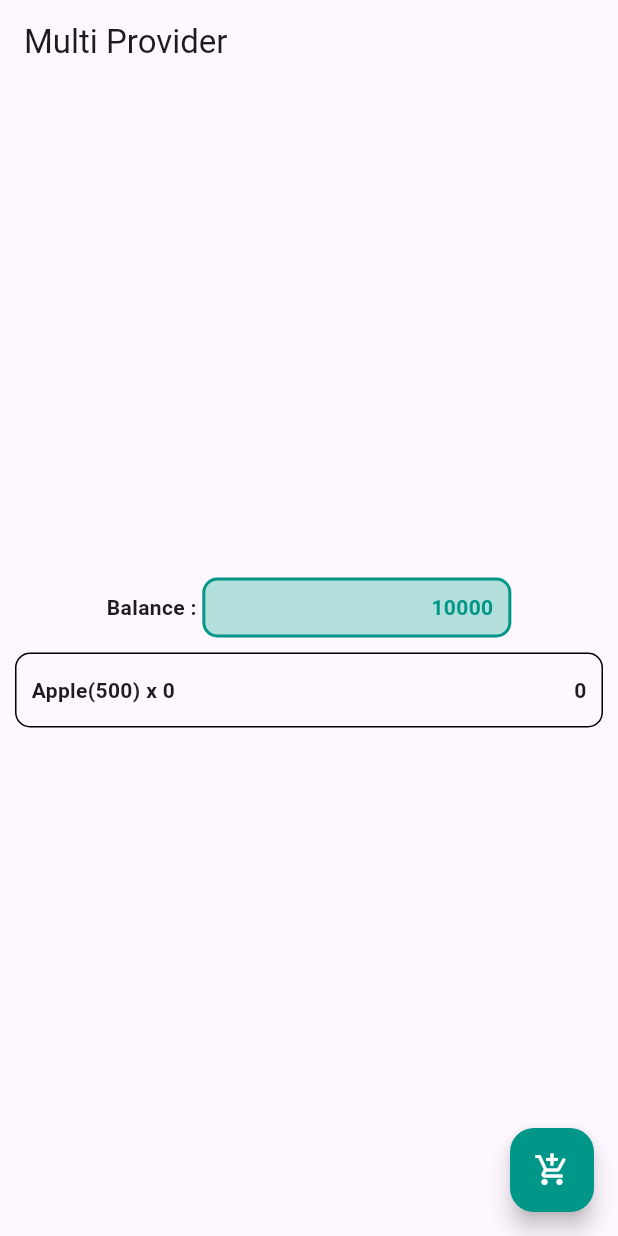
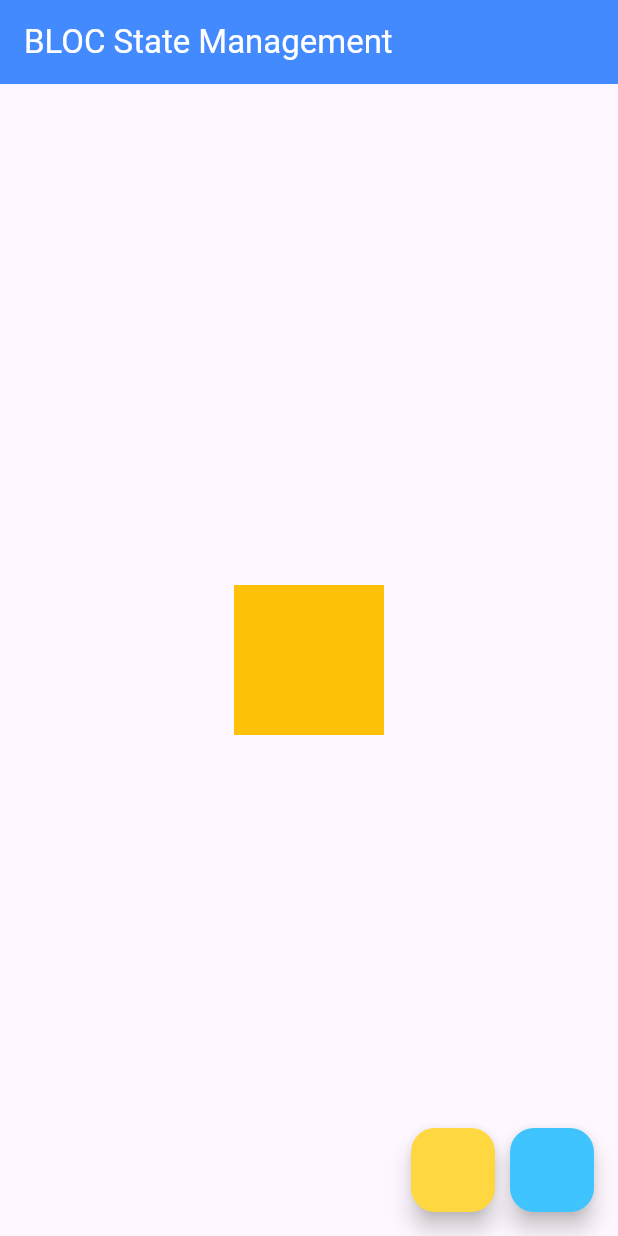
Before and after one commit to RizkyArdiansyahhh/flutter_fundamentals, a Flutter app: the screen it shows after launch, on a phone screen of 412 x 824 dp. Run offline on Flutter 3.47's test engine with Material 3 defaults, Android fonts, the phone set to English and light mode, and no system bars.

Commit message:
bloc state management manual

```diff
--- /dev/null
+++ b/lib/Models/color_bloc.dart
@@ -0,0 +1,39 @@
+import 'dart:async';
+
+import 'package:flutter/material.dart';
+
+enum ColorEvent {
+  toLightBlue,
+  toAmber,
+}
+
+class ColorBloc {
+  Color _color = Colors.amber;
+
+  StreamController<ColorEvent> _eventController =
+      StreamController<ColorEvent>();
+
+  StreamSink<ColorEvent> get eventSink => _eventController.sink;
+
+  StreamController<Color> _stateController = StreamController<Color>();
+  StreamSink<Color> get _stateSink => _stateController.sink;
+  Stream<Color> get stateStream => _stateController.stream;
+
+  void _mapEventToState(ColorEvent colorEvent) {
+    if (colorEvent == ColorEvent.toLightBlue) {
+      _color = Colors.lightBlueAccent;
+    } else {
+      _color = Colors.amber;
+    }
+    _stateSink.add(_color);
+  }
+
+  ColorBloc() {
+    _eventController.stream.listen(_mapEventToState);
+  }
+
+  void dispose() {
+    _eventController.close();
+    _stateController.close();
+  }
+}
--- a/lib/main.dart
+++ b/lib/main.dart
@@ -1,110 +1,70 @@
 import 'package:flutter/material.dart';
-import 'package:flutter_application_2/Models/Money.dart';
-import 'package:flutter_application_2/Models/cart.dart';
+import 'package:flutter_application_2/Models/color_bloc.dart';
 import 'package:provider/provider.dart';
 
 void main() {
   runApp(const MyApp());
 }
 
-class MyApp extends StatelessWidget {
+class MyApp extends StatefulWidget {
   const MyApp({super.key});
+
+  @override
+  State<MyApp> createState() => _MyAppState();
+}
+
+class _MyAppState extends State<MyApp> {
+  @override
+  void dispose() {
+    bloc.dispose();
+    super.dispose();
+  }
+
+  ColorBloc bloc = ColorBloc();
 
   @override
   Widget build(BuildContext context) {
     return MaterialApp(
       debugShowCheckedModeBanner: false,
-      home: MultiProvider(
-        providers: [
-          ChangeNotifierProvider(create: (context) => Cart()),
-          ChangeNotifierProvider(create: (context) => Money())
-        ],
-        child: Scaffold(
-          appBar: AppBar(
-            title: Text("Multi Provider"),
+      home: Scaffold(
+        appBar: AppBar(
+          title: Text(
+            "BLOC State Management",
+            style: TextStyle(color: Colors.white),
           ),
-          body: Center(
-            child: Column(
-              mainAxisAlignment: MainAxisAlignment.center,
-              children: [
-                Row(
-                  mainAxisAlignment: MainAxisAlignment.center,
-                  children: [
-                    Text(
-                      "Balance : ",
-                      style: TextStyle(fontWeight: FontWeight.w700),
-                    ),
-                    Container(
-                      width: MediaQuery.of(context).size.width / 2,
-                      height: 40,
-                      padding: EdgeInsets.symmetric(horizontal: 10),
-                      decoration: BoxDecoration(
-                        border: Border.all(
-                          color: Colors.teal,
-                          width: 2,
-                        ),
-                        borderRadius: BorderRadius.circular(10),
-                        color: Colors.teal.shade100,
-                      ),
-                      child: Align(
-                        alignment: Alignment.centerRight,
-                        child: Consumer<Money>(
-                          builder: (context, money, _) => Text(
-                            (money.balance.toString()),
-                            style: TextStyle(
-                                fontWeight: FontWeight.w600,
-                                color: Colors.teal),
-                          ),
-                        ),
-                      ),
-                    )
-                  ],
-                ),
-                Container(
-                    margin: EdgeInsets.symmetric(vertical: 10, horizontal: 10),
-                    height: 50,
-                    padding: EdgeInsets.symmetric(horizontal: 10),
-                    decoration: BoxDecoration(
-                      border: Border.all(
-                        color: Colors.black,
-                      ),
-                      borderRadius: BorderRadius.circular(10),
-                    ),
-                    child: Consumer<Cart>(
-                      builder: (context, cart, _) => Row(
-                        mainAxisAlignment: MainAxisAlignment.spaceBetween,
-                        children: [
-                          Text(
-                            "Apple(500) x ${cart.quantity}",
-                            style: TextStyle(fontWeight: FontWeight.w700),
-                          ),
-                          Text(
-                            (500 * cart.quantity).toString(),
-                            style: TextStyle(fontWeight: FontWeight.w600),
-                          ),
-                        ],
-                      ),
-                    ))
-              ],
+          backgroundColor: Colors.blueAccent,
+        ),
+        body: Center(
+            child: StreamBuilder<Color>(
+                stream: bloc.stateStream,
+                initialData: Colors.amber,
+                builder: (context, snapshot) {
+                  return AnimatedContainer(
+                    duration: Duration(milliseconds: 500),
+                    width: 100,
+                    height: 100,
+                    color: snapshot.data,
+                  );
+                })),
+        floatingActionButton: Row(
+          mainAxisAlignment: MainAxisAlignment.end,
+          children: [
+            FloatingActionButton(
+              onPressed: () {
+                bloc.eventSink.add(ColorEvent.toAmber);
+              },
+              backgroundColor: Colors.amberAccent,
             ),
-          ),
-          floatingActionButton: Consumer<Money>(
-            builder: (context, money, _) => Consumer<Cart>(
-              builder: (context, cart, _) => FloatingActionButton(
-                onPressed: () {
-                  if (money.balance >= 500) {
-                    money.balance -= 500;
-                    cart.quantity += 1;
-                  }
-                },
-                backgroundColor: Colors.teal,
-                child: Icon(
-                  Icons.add_shopping_cart,
-                  color: Colors.white,
-                ),
-              ),
+            SizedBox(
+              width: 10,
             ),
-          ),
+            FloatingActionButton(
+              onPressed: () {
+                bloc.eventSink.add(ColorEvent.toLightBlue);
+              },
+              backgroundColor: Colors.lightBlueAccent,
+            )
+          ],
         ),
       ),
     );
```
Also changed, not shown: lib/color.dart (added, +13 -0 lines), lib/multi_provider.dart (added, +112 -0 lines).
